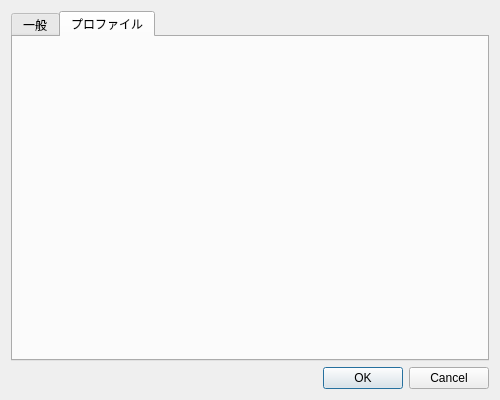
Before: the Qt Designer form src/ui/settingsdialog.ui in moezakura/kde-browser-picker, drawn with Qt 5.
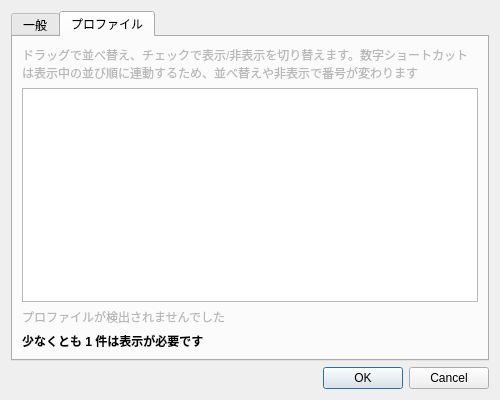
After: the same form once the commit is applied. The open tabs and pages were chosen to show the change.

Commit message: feat: プロファイルの並び替えと非表示を設定ダイアログから操作できるようにする

```diff
--- a/src/ui/settingsdialog.ui
+++ b/src/ui/settingsdialog.ui
@@ -138,6 +138,50 @@
       <attribute name="title">
        <string>プロファイル</string>
       </attribute>
+      <layout class="QVBoxLayout" name="profilesLayout">
+       <item>
+        <widget class="QLabel" name="profilesHelpLabel">
+         <property name="wordWrap">
+          <bool>true</bool>
+         </property>
+         <property name="text">
+          <string>ドラッグで並べ替え、チェックで表示/非表示を切り替えます。数字ショートカットは表示中の並び順に連動するため、並べ替えや非表示で番号が変わります</string>
+         </property>
+         <property name="styleSheet">
+          <string notr="true">color: palette(mid);</string>
+         </property>
+        </widget>
+       </item>
+       <item>
+        <widget class="QListWidget" name="profileListWidget"/>
+       </item>
+       <item>
+        <widget class="QLabel" name="profilesEmptyLabel">
+         <property name="visible">
+          <bool>false</bool>
+         </property>
+         <property name="text">
+          <string>プロファイルが検出されませんでした</string>
+         </property>
+         <property name="styleSheet">
+          <string notr="true">color: palette(mid);</string>
+         </property>
+        </widget>
+       </item>
+       <item>
+        <widget class="QLabel" name="profilesWarningLabel">
+         <property name="visible">
+          <bool>false</bool>
+         </property>
+         <property name="text">
+          <string>少なくとも 1 件は表示が必要です</string>
+         </property>
+         <property name="styleSheet">
+          <string notr="true">font-weight: bold;</string>
+         </property>
+        </widget>
+       </item>
+      </layout>
      </widget>
     </widget>
    </item>
```
The commit also changes 5 other files.
